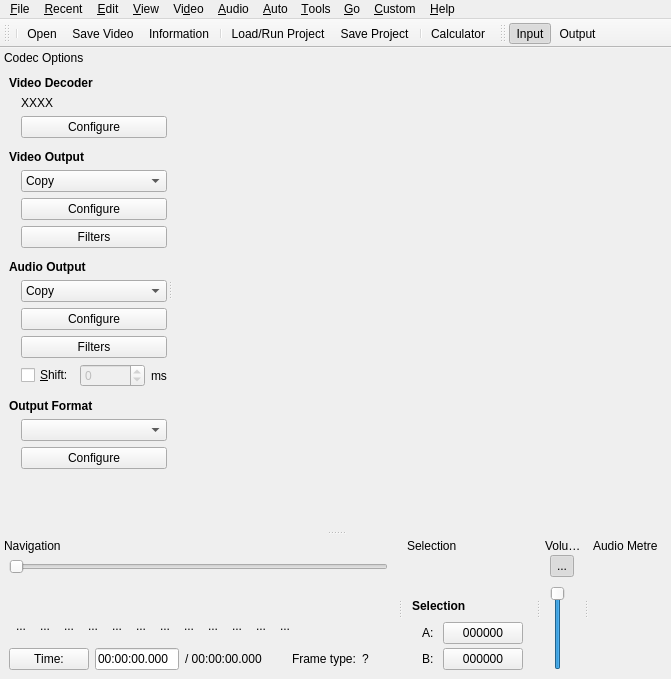
Before: the Qt Designer form branches/avidemux_2.6_branch_mean/avidemux/qt4/ADM_userInterfaces/ADM_gui/gui2.ui in BackupTheBerlios/avidemux-svn, drawn with Qt 5.
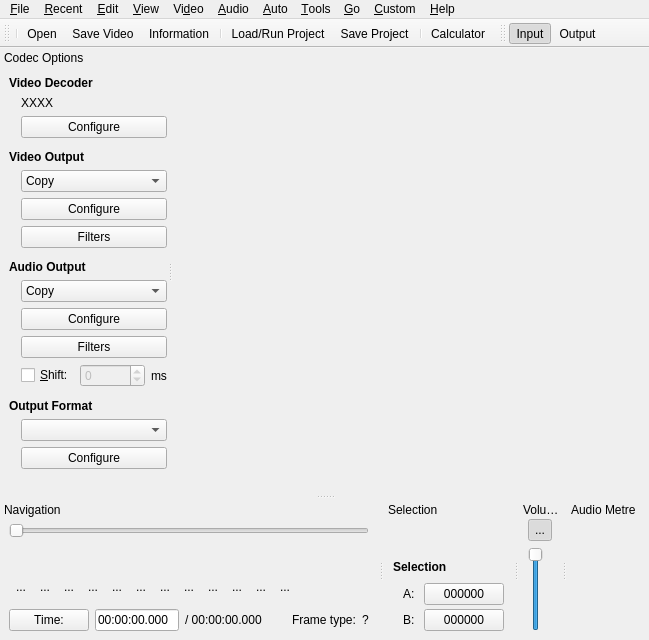
After: the same form once the commit is applied. Icons and pictures are not drawn. Custom widgets are drawn as their Qt base class.

Commit message: [qt] tighten up UI

The edit to the form file:
```diff
--- a/branches/avidemux_2.6_branch_mean/avidemux/qt4/ADM_userInterfaces/ADM_gui/gui2.ui
+++ b/branches/avidemux_2.6_branch_mean/avidemux/qt4/ADM_userInterfaces/ADM_gui/gui2.ui
@@ -7,8 +7,8 @@
    <rect>
     <x>0</x>
     <y>0</y>
-    <width>671</width>
-    <height>679</height>
+    <width>640</width>
+    <height>640</height>
    </rect>
   </property>
   <property name="windowTitle">
@@ -99,8 +99,8 @@
     <rect>
      <x>0</x>
      <y>0</y>
-     <width>671</width>
-     <height>21</height>
+     <width>640</width>
+     <height>22</height>
     </rect>
    </property>
    <widget class="QMenu" name="menuHelp">
@@ -1272,8 +1272,8 @@
    </property>
    <property name="minimumSize">
     <size>
-     <width>132</width>
-     <height>143</height>
+     <width>120</width>
+     <height>0</height>
     </size>
    </property>
    <property name="features">
```
